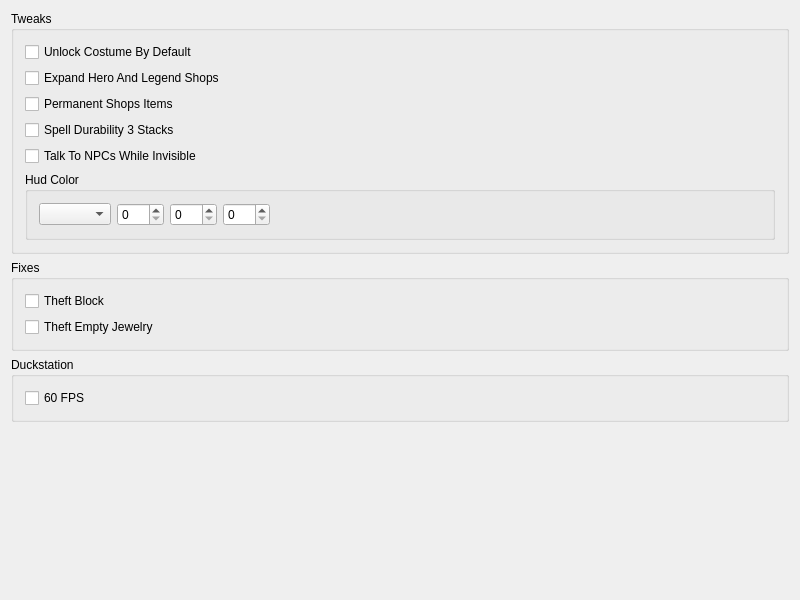
First picture: the form in src/FrontendQt/TweaksWidget.ui, repository Meos4/Darkstone-PS1-Tweaks, before the edit.
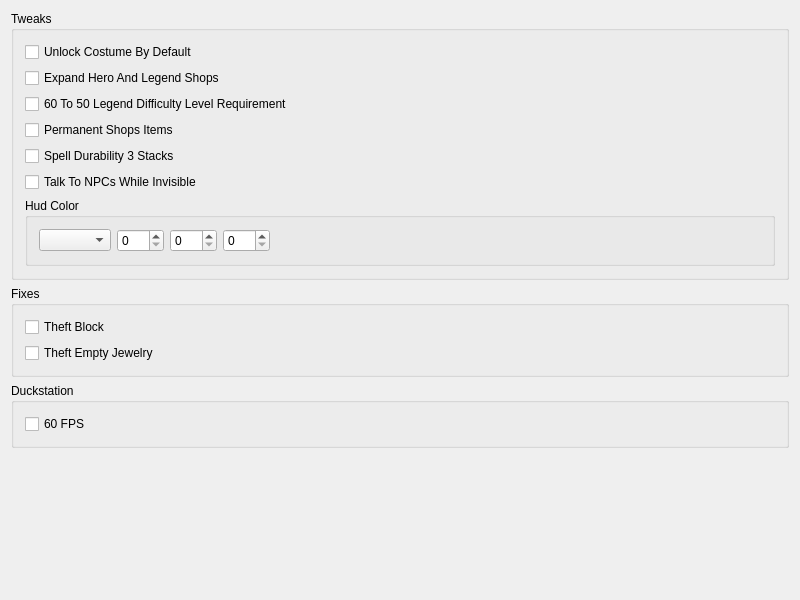
Second picture: the form after the edit.

Commit message: Add feature 60 to 50 legend difficulty level requirement

The edit to the form file:
```diff
--- a/src/FrontendQt/TweaksWidget.ui
+++ b/src/FrontendQt/TweaksWidget.ui
@@ -70,6 +70,13 @@
         </property>
        </widget>
       </item>
+      <item>
+       <widget class="QCheckBox" name="tweaks60To50LegendDifficultyLevelRequirement">
+        <property name="text">
+         <string>60 To 50 Legend Difficulty Level Requirement</string>
+        </property>
+       </widget>
+      </item>
       <item>
        <widget class="QCheckBox" name="tweaksPermanentShopsItems">
         <property name="text">
```
The commit also changes 5 other files.
